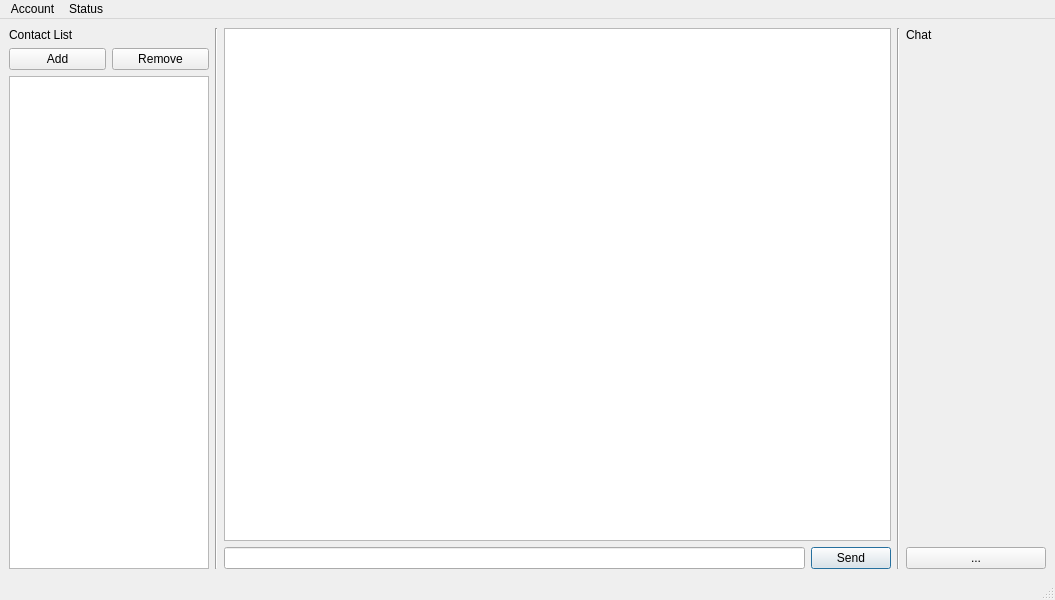
Above: assets/Chat.ui from Dimaryst/partisanMessenger before the change. Below: the same form after it.
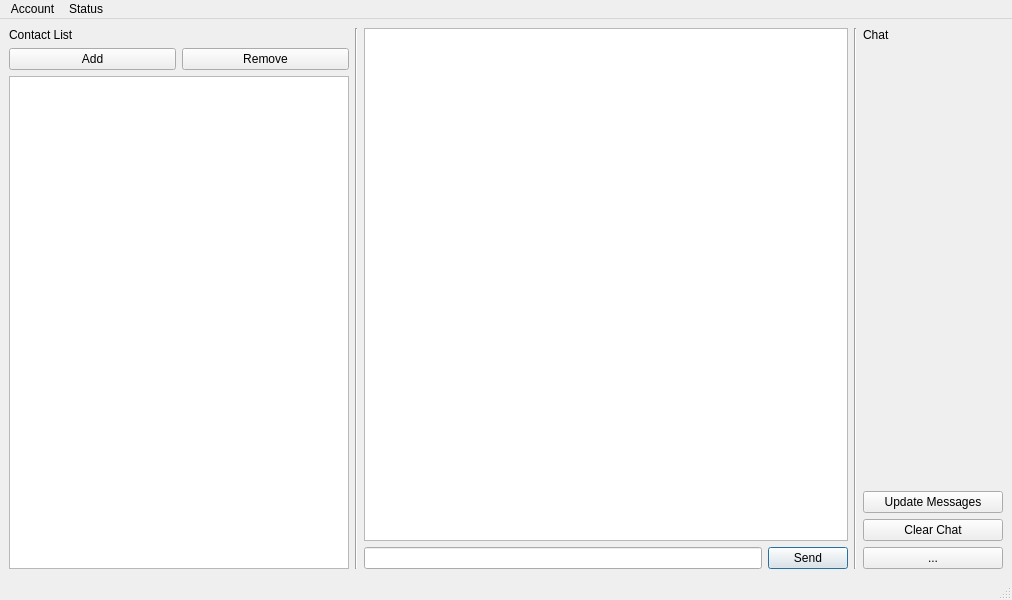
That is the form after the change.

Diff of the .ui file:
```diff
--- a/assets/Chat.ui
+++ b/assets/Chat.ui
@@ -9,7 +9,7 @@
    <rect>
     <x>0</x>
     <y>0</y>
-    <width>1055</width>
+    <width>1012</width>
     <height>600</height>
    </rect>
   </property>
@@ -29,10 +29,10 @@
    <string>Partisan - Messenger</string>
   </property>
   <widget class="QWidget" name="centralwidget">
-   <layout class="QHBoxLayout" name="horizontalLayout">
+   <layout class="QHBoxLayout" name="horizontalLayout_2">
     <item>
-     <layout class="QGridLayout" name="gridContacts">
-      <item row="0" column="0" colspan="2">
+     <layout class="QVBoxLayout" name="verticalLayoutContacts">
+      <item>
        <widget class="QLabel" name="labelContactList">
         <property name="sizePolicy">
          <sizepolicy hsizetype="Fixed" vsizetype="Fixed">
@@ -48,7 +48,37 @@
         </property>
        </widget>
       </item>
-      <item row="2" column="0" colspan="2">
+      <item>
+       <layout class="QHBoxLayout" name="horizontalLayout">
+        <item>
+         <widget class="QPushButton" name="pushButtonAdd">
+          <property name="sizePolicy">
+           <sizepolicy hsizetype="Preferred" vsizetype="Fixed">
+            <horstretch>0</horstretch>
+            <verstretch>0</verstretch>
+           </sizepolicy>
+          </property>
+          <property name="text">
+           <string>Add</string>
+          </property>
+         </widget>
+        </item>
+        <item>
+         <widget class="QPushButton" name="pushButtonRemove">
+          <property name="sizePolicy">
+           <sizepolicy hsizetype="Preferred" vsizetype="Fixed">
+            <horstretch>0</horstretch>
+            <verstretch>0</verstretch>
+           </sizepolicy>
+          </property>
+          <property name="text">
+           <string>Remove</string>
+          </property>
+         </widget>
+        </item>
+       </layout>
+      </item>
+      <item>
        <widget class="QListWidget" name="listContacts">
         <property name="sizePolicy">
          <sizepolicy hsizetype="Preferred" vsizetype="Expanding">
@@ -58,47 +88,24 @@
         </property>
         <property name="minimumSize">
          <size>
-          <width>0</width>
+          <width>340</width>
           <height>0</height>
          </size>
         </property>
         <property name="maximumSize">
          <size>
-          <width>200</width>
+          <width>460</width>
           <height>16777215</height>
          </size>
         </property>
+        <property name="layoutDirection">
+         <enum>Qt::LeftToRight</enum>
+        </property>
         <property name="styleSheet">
          <string notr="true"/>
         </property>
        </widget>
       </item>
-      <item row="1" column="1">
-       <widget class="QPushButton" name="pushButtonRemove">
-        <property name="sizePolicy">
-         <sizepolicy hsizetype="Preferred" vsizetype="Fixed">
-          <horstretch>0</horstretch>
-          <verstretch>0</verstretch>
-         </sizepolicy>
-        </property>
-        <property name="text">
-         <string>Remove</string>
-        </property>
-       </widget>
-      </item>
-      <item row="1" column="0">
-       <widget class="QPushButton" name="pushButtonAdd">
-        <property name="sizePolicy">
-         <sizepolicy hsizetype="Preferred" vsizetype="Fixed">
-          <horstretch>0</horstretch>
-          <verstretch>0</verstretch>
-         </sizepolicy>
-        </property>
-        <property name="text">
-         <string>Add</string>
-        </property>
-       </widget>
-      </item>
      </layout>
     </item>
     <item>
@@ -206,6 +213,20 @@
         </property>
        </spacer>
       </item>
+      <item>
+       <widget class="QPushButton" name="pushButtonUpdateListMessages">
+        <property name="text">
+         <string>Update Messages</string>
+        </property>
+       </widget>
+      </item>
+      <item>
+       <widget class="QPushButton" name="pushButtonClearChat">
+        <property name="text">
+         <string>Clear Chat</string>
+        </property>
+       </widget>
+      </item>
       <item>
        <widget class="QPushButton" name="pushButtonConfig">
         <property name="sizePolicy">
@@ -234,7 +255,7 @@
     <rect>
      <x>0</x>
      <y>0</y>
-     <width>1055</width>
+     <width>1012</width>
      <height>24</height>
     </rect>
    </property>
```
